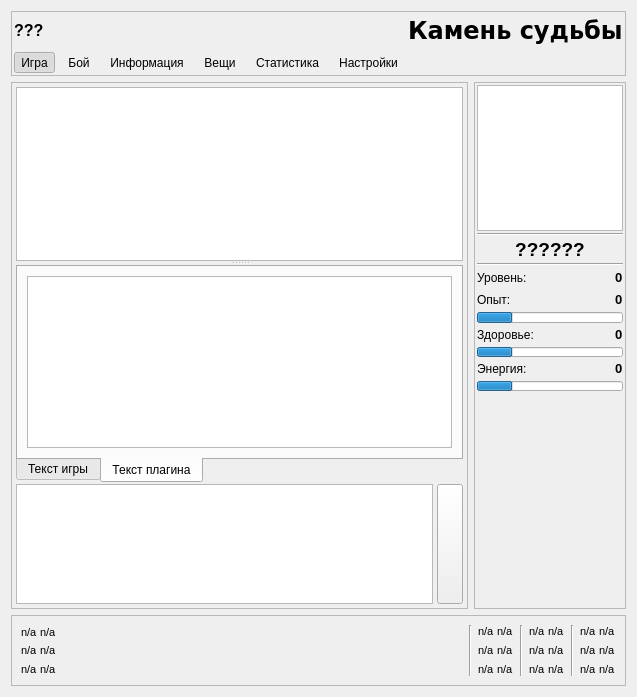
Old version of the form main_window.ui in the repository sofgame-plugin/psiplus-plugin.
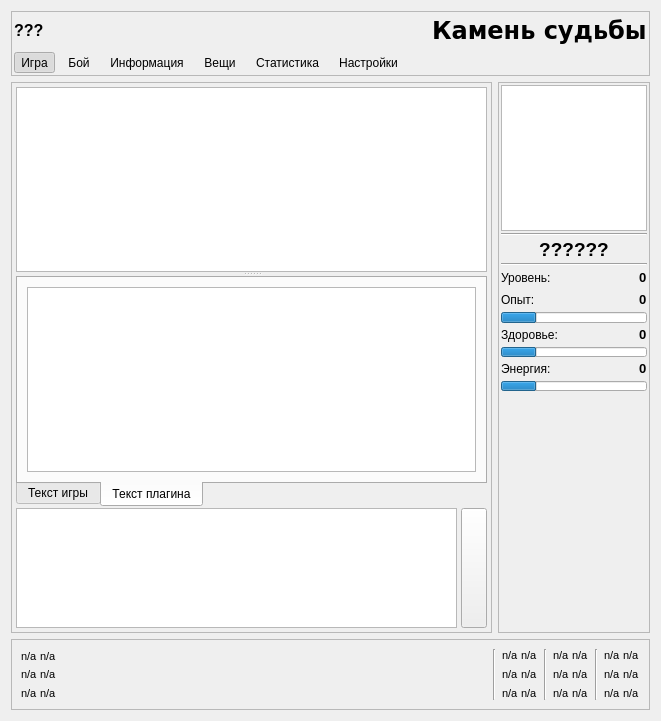
New version of the form. The open tabs and pages were chosen to show the change. Custom widgets are drawn as their Qt base class.

```diff
--- a/main_window.ui
+++ b/main_window.ui
@@ -6,8 +6,8 @@
    <rect>
     <x>0</x>
     <y>0</y>
-    <width>637</width>
-    <height>652</height>
+    <width>661</width>
+    <height>721</height>
    </rect>
   </property>
   <property name="windowTitle">
@@ -355,7 +355,7 @@
                 </attribute>
                 <layout class="QVBoxLayout" name="verticalLayout_32">
                  <item>
-                  <widget class="QPlainTextEdit" name="console_textedit">
+                  <widget class="TextView" name="console_textedit">
                    <property name="cursor" stdset="0">
                     <cursorShape>ArrowCursor</cursorShape>
                    </property>
@@ -368,12 +368,6 @@
                    <property name="frameShape">
                     <enum>QFrame::StyledPanel</enum>
                    </property>
-                   <property name="readOnly">
-                    <bool>true</bool>
-                   </property>
-                   <property name="plainText">
-                    <string/>
-                   </property>
                   </widget>
                  </item>
                 </layout>
@@ -3672,6 +3666,11 @@
    <extends>QTableView</extends>
    <header>specificenemiesview.h</header>
   </customwidget>
+  <customwidget>
+   <class>TextView</class>
+   <extends>QTextEdit</extends>
+   <header>subclasses/textview.h</header>
+  </customwidget>
  </customwidgets>
  <tabstops>
   <tabstop>mainModeBtn</tabstop>
```
Left out of the diff: 5 changed lines with no effect on the pictures.
